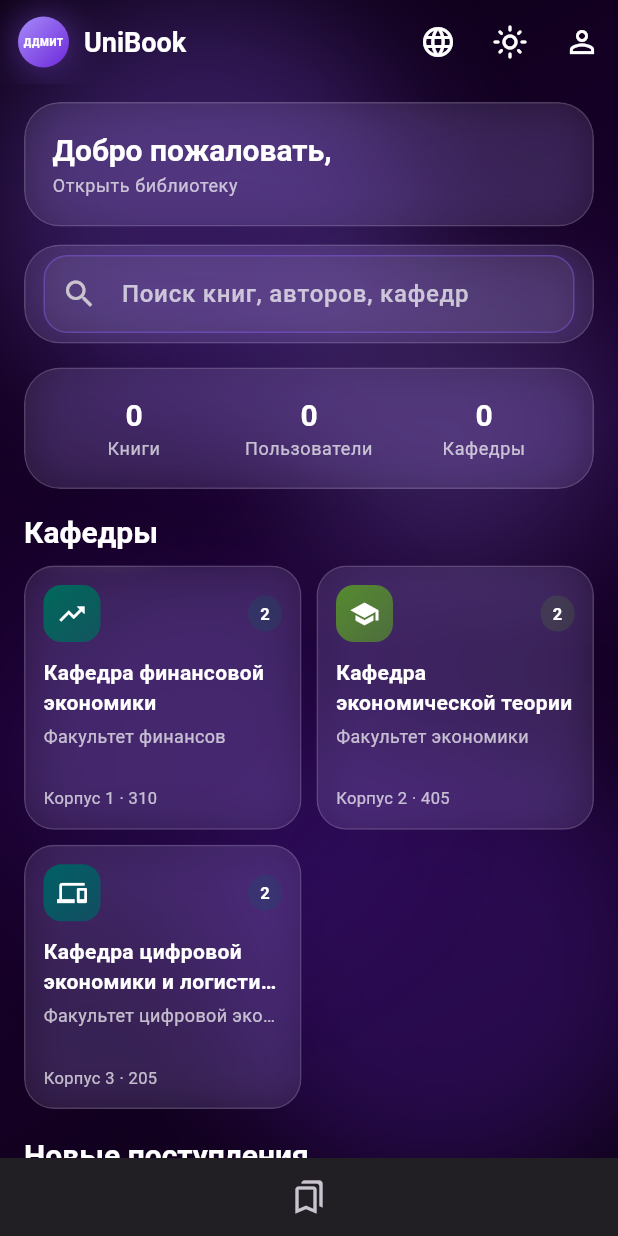
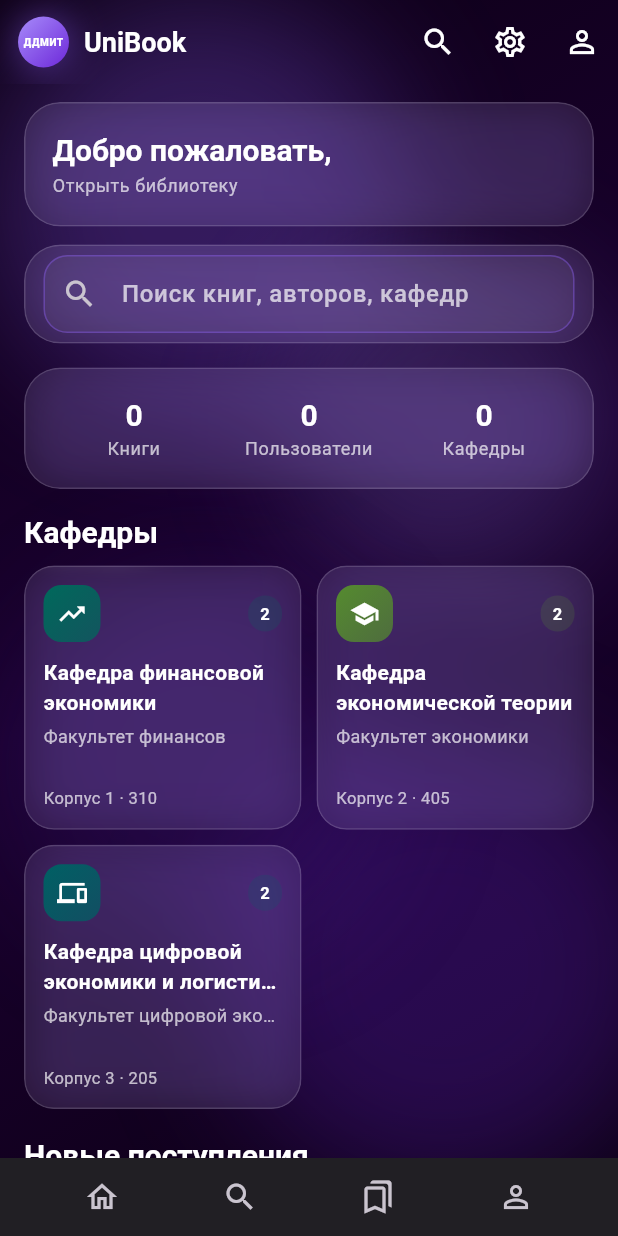
Before and after one commit to HxOpSec/unibook, a Flutter app: the screen it shows once a user with an empty profile is signed in, on a phone screen of 412 x 824 dp. Run offline on Flutter 3.47's test engine with Material 3 defaults, Android fonts, the phone set to English and light mode, and no system bars; our stand-ins replace cached_network_image, cloud_firestore, dio, file_picker, firebase_auth, firebase_core and 1 more; missing offline and left inert: syncfusion_flutter_pdfviewer; accounts and stored records are empty.

Commit message:
feat: fix CI SDK constraint, add Search & Settings screens, update routing and i18n
- Fix pubspec.yaml SDK constraint from ^3.11.4 to >=3.7.0 <4.0.0 (compatible with Dart 3.8.1 in Flutter 3.32.x)
- Update pubspec.lock sdks section to match new constraint
- Add /search and /settings routes to AppRoutes
- Create SearchScreen with history, global search across books/departments
- Create SettingsScreen with theme/language/cache/about sections
- Wire new screens into app.dart router
- Update HomeScreen bottom nav bar with 4-tab layout (Home, Search, Bookmarks, Profile)
- Add search/settings buttons to HomeScreen AppBar actions
- Add i18n strings for search and settings in all 3 languages (ru/tj/en)"

Agent-Logs-Url: https://github.com/HxOpSec/unibook/sessions/2c254d9f-5be6-4006-97bf-f9f3b94cf208

Co-authored-by: HxOpSec <250146646+HxOpSec@users.noreply.github.com>

```diff
--- a/lib/app.dart
+++ b/lib/app.dart
@@ -18,6 +18,8 @@ import 'package:unibook/screens/home/book_list_screen.dart';
 import 'package:unibook/screens/home/home_screen.dart';
 import 'package:unibook/screens/profile/profile_screen.dart';
 import 'package:unibook/screens/reader/pdf_reader_screen.dart';
+import 'package:unibook/screens/search/search_screen.dart';
+import 'package:unibook/screens/settings/settings_screen.dart';
 import 'package:unibook/screens/splash/splash_screen.dart';
 import 'package:unibook/screens/teacher/my_books_screen.dart';
 import 'package:unibook/screens/teacher/upload_book_screen.dart';
@@ -118,6 +120,10 @@ class UniBookApp extends StatelessWidget {
         return const AdminDepartmentsScreen();
       case AppRoutes.bookmarksNotes:
         return const BookmarksNotesScreen();
+      case AppRoutes.search:
+        return const SearchScreen();
+      case AppRoutes.settings:
+        return const SettingsScreen();
       case AppRoutes.splash:
       default:
         return const SplashScreen();
--- a/lib/core/constants/app_routes.dart
+++ b/lib/core/constants/app_routes.dart
@@ -11,4 +11,6 @@ abstract final class AppRoutes {
   static const adminUsers = '/admin-users';
   static const adminDepartments = '/admin-departments';
   static const bookmarksNotes = '/bookmarks-notes';
+  static const search = '/search';
+  static const settings = '/settings';
 }
--- a/lib/core/constants/app_strings.dart
+++ b/lib/core/constants/app_strings.dart
@@ -103,6 +103,25 @@ abstract final class AppStrings {
       'unknownBook': 'Книга',
       'page': 'Страница',
       'pageCut': 'Стр.',
+      'recentSearches': 'Недавние запросы',
+      'clearHistory': 'Очистить историю',
+      'searchResults': 'Результаты поиска',
+      'searchByBooks': 'Книги',
+      'searchByAuthors': 'Авторы',
+      'searchByDepartments': 'Кафедры',
+      'searchSuggestion': 'Введите запрос для поиска',
+      'themeSettings': 'Тема и отображение',
+      'cacheSettings': 'Кэш',
+      'clearCache': 'Очистить кэш',
+      'cacheCleared': 'Кэш очищен',
+      'aboutApp': 'О приложении',
+      'version': 'Версия',
+      'privacyPolicy': 'Политика конфиденциальности',
+      'termsOfUse': 'Условия использования',
+      'notificationSettings': 'Уведомления',
+      'notificationsEnabled': 'Уведомления включены',
+      'displaySettings': 'Настройки отображения',
+      'autoTheme': 'Авто',
     },
     'tj': {
       'appName': 'ДДМИТ',
@@ -205,6 +224,25 @@ abstract final class AppStrings {
       'unknownBook': 'Китоб',
       'page': 'Саҳифа',
       'pageCut': 'Саҳ.',
+      'recentSearches': 'Ҷустуҷӯҳои охирин',
+      'clearHistory': 'Тоза кардани таърих',
+      'searchResults': 'Натиҷаҳои ҷустуҷӯ',
+      'searchByBooks': 'Китобҳо',
+      'searchByAuthors': 'Муаллифон',
+      'searchByDepartments': 'Кафедраҳо',
+      'searchSuggestion': 'Барои ҷустуҷӯ дархост ворид кунед',
+      'themeSettings': 'Мавзӯъ ва намоиш',
+      'cacheSettings': 'Кэш',
+      'clearCache': 'Тоза кардани кэш',
+      'cacheCleared': 'Кэш тоза шуд',
+      'aboutApp': 'Дар бораи барнома',
+      'version': 'Версия',
+      'privacyPolicy': 'Сиёсати махфият',
+      'termsOfUse': 'Шартҳои истифода',
+      'notificationSettings': 'Огоҳиҳо',
+      'notificationsEnabled': 'Огоҳиҳо фаъол',
+      'displaySettings': 'Танзимоти намоиш',
+      'autoTheme': 'Авто',
     },
     'en': {
       'appName': 'DDMIT',
@@ -307,6 +345,25 @@ abstract final class AppStrings {
       'unknownBook': 'Book',
       'page': 'Page',
       'pageCut': 'P.',
+      'recentSearches': 'Recent searches',
+      'clearHistory': 'Clear history',
+      'searchResults': 'Search results',
+      'searchByBooks': 'Books',
+      'searchByAuthors': 'Authors',
+      'searchByDepartments': 'Departments',
+      'searchSuggestion': 'Enter a query to search',
+      'themeSettings': 'Theme & display',
+      'cacheSettings': 'Cache',
+      'clearCache': 'Clear cache',
+      'cacheCleared': 'Cache cleared',
+      'aboutApp': 'About app',
+      'version': 'Version',
+      'privacyPolicy': 'Privacy policy',
+      'termsOfUse': 'Terms of use',
+      'notificationSettings': 'Notifications',
+      'notificationsEnabled': 'Notifications enabled',
+      'displaySettings': 'Display settings',
+      'autoTheme': 'Auto',
     },
   };
 
--- a/lib/screens/home/home_screen.dart
+++ b/lib/screens/home/home_screen.dart
@@ -129,22 +129,15 @@ class _HomeScreenState extends State<HomeScreen> {
           ],
         ),
         actions: [
-          PopupMenuButton<String>(
-            tooltip: settings.t('language'),
-            icon: const Icon(Icons.language_outlined),
-            onSelected: (value) {
-              settings.setLanguage(value);
-            },
-            itemBuilder: (_) => const [
-              PopupMenuItem(value: 'ru', child: Text('Русский')),
-              PopupMenuItem(value: 'tj', child: Text('Тоҷикӣ')),
-              PopupMenuItem(value: 'en', child: Text('English')),
-            ],
+          IconButton(
+            tooltip: settings.t('search'),
+            onPressed: () => Navigator.of(context).pushNamed(AppRoutes.search),
+            icon: const Icon(Icons.search_outlined),
           ),
           IconButton(
-            tooltip: settings.t('theme'),
-            onPressed: settings.toggleTheme,
-            icon: Icon(isDark ? Icons.light_mode_outlined : Icons.dark_mode_outlined),
+            tooltip: settings.t('settings'),
+            onPressed: () => Navigator.of(context).pushNamed(AppRoutes.settings),
+            icon: const Icon(Icons.settings_outlined),
           ),
           IconButton(
             tooltip: settings.t('profile'),
@@ -168,10 +161,27 @@ class _HomeScreenState extends State<HomeScreen> {
                 mainAxisAlignment: MainAxisAlignment.spaceEvenly,
                 children: [
                   IconButton(
+                    tooltip: settings.t('home'),
+                    onPressed: () {},
+                    icon: const Icon(Icons.home_outlined),
+                  ),
+                  IconButton(
+                    tooltip: settings.t('search'),
+                    onPressed: () =>
+                        Navigator.of(context).pushNamed(AppRoutes.search),
+                    icon: const Icon(Icons.search_outlined),
+                  ),
+                  IconButton(
                     tooltip: settings.t('bookmarksAndNotes'),
                     onPressed: () =>
                         Navigator.of(context).pushNamed(AppRoutes.bookmarksNotes),
                     icon: const Icon(Icons.bookmarks_outlined),
+                  ),
+                  IconButton(
+                    tooltip: settings.t('profile'),
+                    onPressed: () =>
+                        Navigator.of(context).pushNamed(AppRoutes.profile),
+                    icon: const Icon(Icons.person_outline),
                   ),
                 ],
               ),
--- a/pubspec.yaml
+++ b/pubspec.yaml
@@ -4,7 +4,7 @@ publish_to: 'none'
 version: 1.0.0+1
 
 environment:
-  sdk: ^3.11.4
+  sdk: '>=3.7.0 <4.0.0'
 
 dependencies:
   flutter:
```
Also changed, not shown: lib/screens/search/search_screen.dart (added, +325 -0 lines), lib/screens/settings/settings_screen.dart (added, +209 -0 lines), pubspec.lock.
